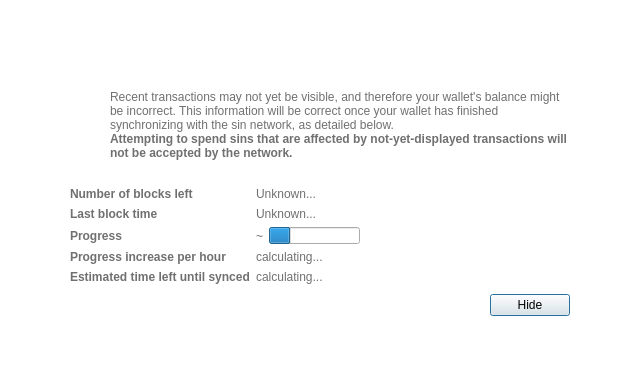
hardwarewise/SIN-core, file src/qt/forms/modaloverlay.ui: the form before one commit.
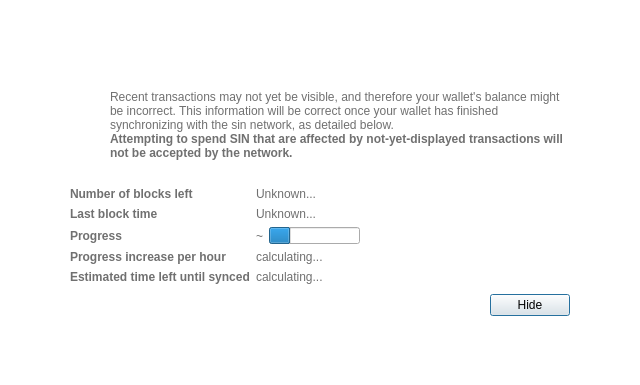
The form after the commit. Icons and pictures are not drawn. Custom widgets are drawn as their Qt base class.

Diff of the .ui file:
```diff
--- a/src/qt/forms/modaloverlay.ui
+++ b/src/qt/forms/modaloverlay.ui
@@ -160,7 +160,7 @@
                 </font>
                </property>
                <property name="text">
-                <string>Attempting to spend sins that are affected by not-yet-displayed transactions will not be accepted by the network.</string>
+                <string>Attempting to spend SIN that are affected by not-yet-displayed transactions will not be accepted by the network.</string>
                </property>
                <property name="textFormat">
                 <enum>Qt::RichText</enum>
```
